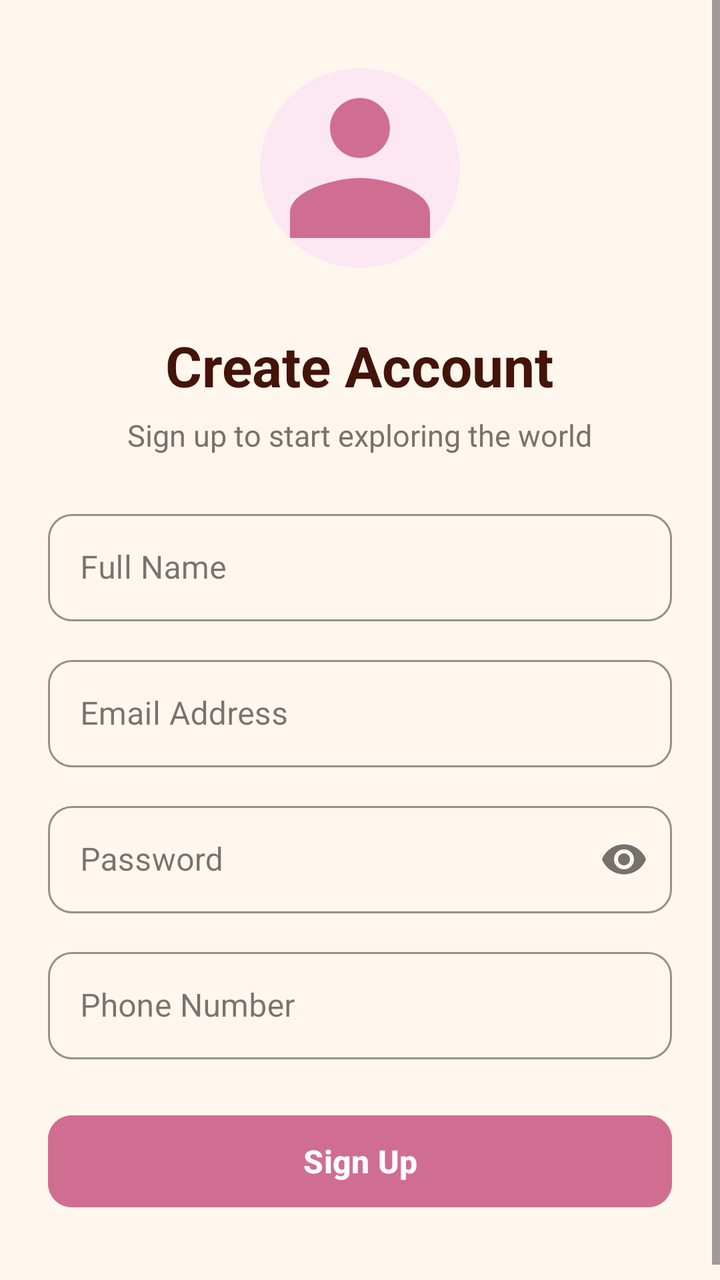
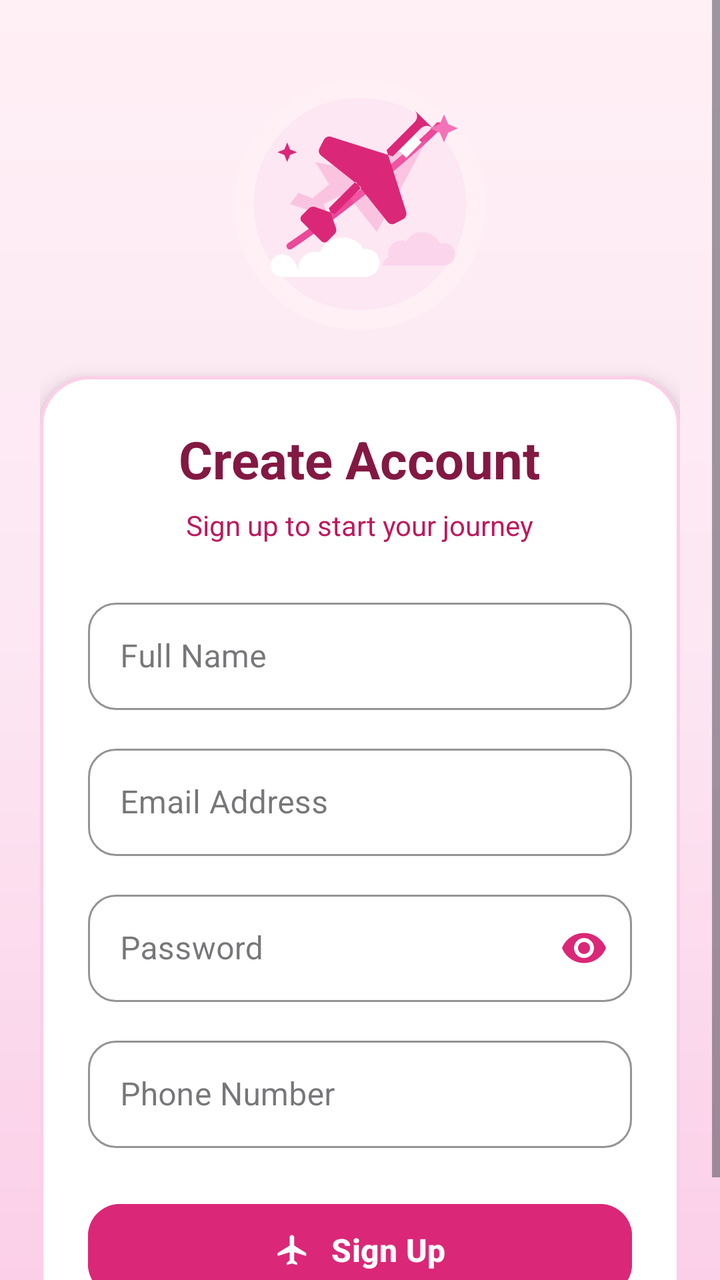

The first picture is an Android layout as it rendered before a commit; the second is the same layout after the commit. The layout source and the unified diff follow.
<!-- AndroidManifest.xml: application theme Theme.Applicationyareen -->
<!-- res/layout/activity_signup.xml -->
<?xml version="1.0" encoding="utf-8"?>
<ScrollView xmlns:android="http://schemas.android.com/apk/res/android"
    xmlns:app="http://schemas.android.com/apk/res-auto"
    xmlns:tools="http://schemas.android.com/tools"
    android:id="@+id/main"
    android:layout_width="match_parent"
    android:layout_height="match_parent"
    android:fillViewport="true"
    android:background="#FFF7ED"
    tools:context=".ViewPkg.SignUpActivity">

    <LinearLayout
        android:layout_width="match_parent"
        android:layout_height="wrap_content"
        android:gravity="center"
        android:orientation="vertical"
        android:padding="24dp">

        <ImageView
            android:id="@+id/imgLogo"
            android:layout_width="120dp"
            android:layout_height="120dp"
            android:layout_marginBottom="20dp"
            android:contentDescription="Profile Photo Illustration"
            android:src="@drawable/ic_profile_photo"
            android:scaleType="centerInside" />
        
        <TextView
            android:id="@+id/UserRegister"
            android:layout_width="wrap_content"
            android:layout_height="wrap_content"
            android:text="Create Account"
            android:textColor="#431407"
            android:textSize="28sp"
            android:textStyle="bold" />

        
        <TextView
            android:layout_width="wrap_content"
            android:layout_height="wrap_content"
            android:layout_marginTop="6dp"
            android:layout_marginBottom="24dp"
            android:text="Sign up to start exploring the world"
            android:textColor="#78716C"
            android:textSize="15sp" />

        
        <com.google.android.material.textfield.TextInputLayout
            style="@style/Widget.MaterialComponents.TextInputLayout.OutlinedBox"
            android:layout_width="match_parent"
            android:layout_height="wrap_content"
            android:layout_marginBottom="14dp"
            android:hint="Full Name"
            app:boxCornerRadiusBottomEnd="12dp"
            app:boxCornerRadiusBottomStart="12dp"
            app:boxCornerRadiusTopEnd="12dp"
            app:boxCornerRadiusTopStart="12dp"
            app:boxStrokeColor="#EA580C"
            app:hintTextColor="#EA580C">

            <com.google.android.material.textfield.TextInputEditText
                android:id="@+id/FullName"
                android:layout_width="match_parent"
                android:layout_height="wrap_content"
                android:inputType="textPersonName"
                android:padding="16dp" />
        </com.google.android.material.textfield.TextInputLayout>

        
        <com.google.android.material.textfield.TextInputLayout
            style="@style/Widget.MaterialComponents.TextInputLayout.OutlinedBox"
            android:layout_width="match_parent"
            android:layout_height="wrap_content"
            android:layout_marginBottom="14dp"
            android:hint="Email Address"
            app:boxCornerRadiusBottomEnd="12dp"
            app:boxCornerRadiusBottomStart="12dp"
            app:boxCornerRadiusTopEnd="12dp"
            app:boxCornerRadiusTopStart="12dp"
            app:boxStrokeColor="#EA580C"
            app:hintTextColor="#EA580C">

            <com.google.android.material.textfield.TextInputEditText
                android:id="@+id/Email"
                android:layout_width="match_parent"
                android:layout_height="wrap_content"
                android:inputType="textEmailAddress"
                android:padding="16dp" />
        </com.google.android.material.textfield.TextInputLayout>

        
        <com.google.android.material.textfield.TextInputLayout
            style="@style/Widget.MaterialComponents.TextInputLayout.OutlinedBox"
            android:layout_width="match_parent"
            android:layout_height="wrap_content"
            android:layout_marginBottom="14dp"
            android:hint="Password"
            app:boxCornerRadiusBottomEnd="12dp"
            app:boxCornerRadiusBottomStart="12dp"
            app:boxCornerRadiusTopEnd="12dp"
            app:boxCornerRadiusTopStart="12dp"
            app:boxStrokeColor="#EA580C"
            app:hintTextColor="#EA580C"
            app:passwordToggleEnabled="true">

            <com.google.android.material.textfield.TextInputEditText
                android:id="@+id/Password"
                android:layout_width="match_parent"
                android:layout_height="wrap_content"
                android:inputType="textPassword"
                android:padding="16dp" />
        </com.google.android.material.textfield.TextInputLayout>

        
        <com.google.android.material.textfield.TextInputLayout
            style="@style/Widget.MaterialComponents.TextInputLayout.OutlinedBox"
            android:layout_width="match_parent"
            android:layout_height="wrap_content"
            android:layout_marginBottom="24dp"
            android:hint="Phone Number"
            app:boxCornerRadiusBottomEnd="12dp"
            app:boxCornerRadiusBottomStart="12dp"
            app:boxCornerRadiusTopEnd="12dp"
            app:boxCornerRadiusTopStart="12dp"
            app:boxStrokeColor="#EA580C"
            app:hintTextColor="#EA580C">

            <com.google.android.material.textfield.TextInputEditText
                android:id="@+id/PhoneNumber"
                android:layout_width="match_parent"
                android:layout_height="wrap_content"
                android:inputType="phone"
                android:padding="16dp" />
        </com.google.android.material.textfield.TextInputLayout>

        
        <com.google.android.material.button.MaterialButton
            android:id="@+id/Register"
            android:layout_width="match_parent"
            android:layout_height="54dp"
            android:layout_marginBottom="16dp"
            android:backgroundTint="#D06E91"
            android:text="Sign Up"
            android:textColor="@android:color/white"
            android:textSize="16sp"
            android:textStyle="bold"
            app:cornerRadius="12dp" />

    </LinearLayout>
</ScrollView>
<!-- resources referenced by this layout -->
<resources>
  <!-- drawable ic_profile_photo (drawable) -->
  <vector xmlns:android="http://schemas.android.com/apk/res/android"
      android:width="120dp"
      android:height="120dp"
      android:viewportWidth="24"
      android:viewportHeight="24">
  
      
      <path
          android:fillColor="#FCE7F3"
          android:pathData="M12,12m-10,0a10,10 0 1,0 20,0a10,10 0 1,0 -20,0" />
  
      
      <path
          android:fillColor="#D06E91"
          android:pathData="M12,11c1.66,0 3,-1.34 3,-3s-1.34,-3 -3,-3 -3,1.34 -3,3 1.34,3 3,3zM12,13c-2.33,0 -7,1.17 -7,3.5V19h14v-2.5c0,-2.33 -4.67,-3.5 -7,-3.5z" />
  </vector>
  <style name="Theme.Applicationyareen" parent="Base.Theme.Applicationyareen" />
  <style name="Base.Theme.Applicationyareen" parent="Theme.Material3.DayNight.NoActionBar">
          
          
      </style>
</resources>

<!-- the commit's change to res/layout/activity_signup.xml (unified diff, before → after) -->
@@ -6,7 +6,7 @@
     android:layout_width="match_parent"
     android:layout_height="match_parent"
     android:fillViewport="true"
-    android:background="#FFF7ED"
+    android:background="@drawable/bg_pink_gradient"
     tools:context=".ViewPkg.SignUpActivity">
 
     <LinearLayout
@@ -14,137 +14,162 @@
         android:layout_height="wrap_content"
         android:gravity="center"
         android:orientation="vertical"
-        android:padding="24dp">
+        android:padding="20dp">
 
+        
         <ImageView
             android:id="@+id/imgLogo"
-            android:layout_width="120dp"
-            android:layout_height="120dp"
-            android:layout_marginBottom="20dp"
-            android:contentDescription="Profile Photo Illustration"
-            android:src="@drawable/ic_profile_photo"
+            android:layout_width="140dp"
+            android:layout_height="140dp"
+            android:layout_marginTop="12dp"
+            android:layout_marginBottom="16dp"
+            android:contentDescription="Pink Airplane Illustration"
+            android:src="@drawable/ic_pink_airplane_header"
             android:scaleType="centerInside" />
-        
-        <TextView
-            android:id="@+id/UserRegister"
-            android:layout_width="wrap_content"
-            android:layout_height="wrap_content"
-            android:text="Create Account"
-            android:textColor="#431407"
-            android:textSize="28sp"
-            android:textStyle="bold" />
 
         
-        <TextView
-            android:layout_width="wrap_content"
-            android:layout_height="wrap_content"
-            android:layout_marginTop="6dp"
-            android:layout_marginBottom="24dp"
-            android:text="Sign up to start exploring the world"
-            android:textColor="#78716C"
-            android:textSize="15sp" />
-
-        
-        <com.google.android.material.textfield.TextInputLayout
-            style="@style/Widget.MaterialComponents.TextInputLayout.OutlinedBox"
+        <LinearLayout
             android:layout_width="match_parent"
             android:layout_height="wrap_content"
-            android:layout_marginBottom="14dp"
-            android:hint="Full Name"
-            app:boxCornerRadiusBottomEnd="12dp"
-            app:boxCornerRadiusBottomStart="12dp"
-            app:boxCornerRadiusTopEnd="12dp"
-            app:boxCornerRadiusTopStart="12dp"
-            app:boxStrokeColor="#EA580C"
-            app:hintTextColor="#EA580C">
+            android:background="@drawable/bg_pink_card"
+            android:elevation="6dp"
+            android:orientation="vertical"
+            android:padding="24dp">
 
-            <com.google.android.material.textfield.TextInputEditText
-                android:id="@+id/FullName"
+            
+            <TextView
+                android:id="@+id/tvSignUp"
+                android:layout_width="wrap_content"
+                android:layout_height="wrap_content"
+                android:layout_gravity="center_horizontal"
+                android:text="Create Account"
+                android:textColor="#831843"
+                android:textSize="26sp"
+                android:textStyle="bold" />
+
+            
+            <TextView
+                android:id="@+id/tvSignUpSubtitle"
+                android:layout_width="wrap_content"
+                android:layout_height="wrap_content"
+                android:layout_gravity="center_horizontal"
+                android:layout_marginTop="6dp"
+                android:layout_marginBottom="24dp"
+                android:text="Sign up to start your journey"
+                android:textColor="#BE185D"
+                android:textSize="14sp" />
+
+            
+            <com.google.android.material.textfield.TextInputLayout
+                style="@style/Widget.MaterialComponents.TextInputLayout.OutlinedBox"
                 android:layout_width="match_parent"
                 android:layout_height="wrap_content"
-                android:inputType="textPersonName"
-                android:padding="16dp" />
-        </com.google.android.material.textfield.TextInputLayout>
+                android:layout_marginBottom="14dp"
+                android:hint="Full Name"
+                app:boxCornerRadiusBottomEnd="14dp"
+                app:boxCornerRadiusBottomStart="14dp"
+                app:boxCornerRadiusTopEnd="14dp"
+                app:boxCornerRadiusTopStart="14dp"
+                app:boxStrokeColor="#DB2777"
+                app:hintTextColor="#DB2777">
 
-        
-        <com.google.android.material.textfield.TextInputLayout
-            style="@style/Widget.MaterialComponents.TextInputLayout.OutlinedBox"
-            android:layout_width="match_parent"
-            android:layout_height="wrap_content"
-            android:layout_marginBottom="14dp"
-            android:hint="Email Address"
-            app:boxCornerRadiusBottomEnd="12dp"
-            app:boxCornerRadiusBottomStart="12dp"
-            app:boxCornerRadiusTopEnd="12dp"
-            app:boxCornerRadiusTopStart="12dp"
-            app:boxStrokeColor="#EA580C"
-            app:hintTextColor="#EA580C">
+                <com.google.android.material.textfield.TextInputEditText
+                    android:id="@+id/etFullName"
+                    android:layout_width="match_parent"
+                    android:layout_height="wrap_content"
+                    android:inputType="textPersonName"
+                    android:padding="16dp"
+                    android:textColor="#831843" />
+            </com.google.android.material.textfield.TextInputLayout>
 
-            <com.google.android.material.textfield.TextInputEditText
-                android:id="@+id/Email"
+            
+            <com.google.android.material.textfield.TextInputLayout
+                style="@style/Widget.MaterialComponents.TextInputLayout.OutlinedBox"
                 android:layout_width="match_parent"
                 android:layout_height="wrap_content"
-                android:inputType="textEmailAddress"
-                android:padding="16dp" />
-        </com.google.android.material.textfield.TextInputLayout>
+                android:layout_marginBottom="14dp"
+                android:hint="Email Address"
+                app:boxCornerRadiusBottomEnd="14dp"
+                app:boxCornerRadiusBottomStart="14dp"
+                app:boxCornerRadiusTopEnd="14dp"
+                app:boxCornerRadiusTopStart="14dp"
+                app:boxStrokeColor="#DB2777"
+                app:hintTextColor="#DB2777">
 
-        
-        <com.google.android.material.textfield.TextInputLayout
-            style="@style/Widget.MaterialComponents.TextInputLayout.OutlinedBox"
-            android:layout_width="match_parent"
-            android:layout_height="wrap_content"
-            android:layout_marginBottom="14dp"
-            android:hint="Password"
-            app:boxCornerRadiusBottomEnd="12dp"
-            app:boxCornerRadiusBottomStart="12dp"
-            app:boxCornerRadiusTopEnd="12dp"
-            app:boxCornerRadiusTopStart="12dp"
-            app:boxStrokeColor="#EA580C"
-            app:hintTextColor="#EA580C"
-            app:passwordToggleEnabled="true">
+                <com.google.android.material.textfield.TextInputEditText
+                    android:id="@+id/etEmail"
+                    android:layout_width="match_parent"
+                    android:layout_height="wrap_content"
+                    android:inputType="textEmailAddress"
+                    android:padding="16dp"
+                    android:textColor="#831843" />
+            </com.google.android.material.textfield.TextInputLayout>
 
-            <com.google.android.material.textfield.TextInputEditText
-                android:id="@+id/Password"
+            
+            <com.google.android.material.textfield.TextInputLayout
+                style="@style/Widget.MaterialComponents.TextInputLayout.OutlinedBox"
                 android:layout_width="match_parent"
                 android:layout_height="wrap_content"
-                android:inputType="textPassword"
-                android:padding="16dp" />
-        </com.google.android.material.textfield.TextInputLayout>
+                android:layout_marginBottom="14dp"
+                android:hint="Password"
+                app:boxCornerRadiusBottomEnd="14dp"
+                app:boxCornerRadiusBottomStart="14dp"
+                app:boxCornerRadiusTopEnd="14dp"
+                app:boxCornerRadiusTopStart="14dp"
+                app:boxStrokeColor="#DB2777"
+                app:hintTextColor="#DB2777"
+                app:passwordToggleEnabled="true"
+                app:passwordToggleTint="#DB2777">
 
-        
-        <com.google.android.material.textfield.TextInputLayout
-            style="@style/Widget.MaterialComponents.TextInputLayout.OutlinedBox"
-            android:layout_width="match_parent"
-            android:layout_height="wrap_content"
-            android:layout_marginBottom="24dp"
-            android:hint="Phone Number"
-            app:boxCornerRadiusBottomEnd="12dp"
-            app:boxCornerRadiusBottomStart="12dp"
-            app:boxCornerRadiusTopEnd="12dp"
-            app:boxCornerRadiusTopStart="12dp"
-            app:boxStrokeColor="#EA580C"
-            app:hintTextColor="#EA580C">
+                <com.google.android.material.textfield.TextInputEditText
+                    android:id="@+id/etPassword"
+                    android:layout_width="match_parent"
+                    android:layout_height="wrap_content"
+                    android:inputType="textPassword"
+                    android:padding="16dp"
+                    android:textColor="#831843" />
+            </com.google.android.material.textfield.TextInputLayout>
 
-            <com.google.android.material.textfield.TextInputEditText
-                android:id="@+id/PhoneNumber"
+            
+            <com.google.android.material.textfield.TextInputLayout
+                style="@style/Widget.MaterialComponents.TextInputLayout.OutlinedBox"
                 android:layout_width="match_parent"
                 android:layout_height="wrap_content"
-                android:inputType="phone"
-                android:padding="16dp" />
-        </com.google.android.material.textfield.TextInputLayout>
+                android:layout_marginBottom="24dp"
+                android:hint="Phone Number"
+                app:boxCornerRadiusBottomEnd="14dp"
+                app:boxCornerRadiusBottomStart="14dp"
+                app:boxCornerRadiusTopEnd="14dp"
+                app:boxCornerRadiusTopStart="14dp"
+                app:boxStrokeColor="#DB2777"
+                app:hintTextColor="#DB2777">
 
-        
-        <com.google.android.material.button.MaterialButton
-            android:id="@+id/Register"
-            android:layout_width="match_parent"
-            android:layout_height="54dp"
-            android:layout_marginBottom="16dp"
-            android:backgroundTint="#D06E91"
-            android:text="Sign Up"
-            android:textColor="@android:color/white"
-            android:textSize="16sp"
-            android:textStyle="bold"
-            app:cornerRadius="12dp" />
+                <com.google.android.material.textfield.TextInputEditText
+                    android:id="@+id/etPhoneNumber"
+                    android:layout_width="match_parent"
+                    android:layout_height="wrap_content"
+                    android:inputType="phone"
+                    android:padding="16dp"
+                    android:textColor="#831843" />
+            </com.google.android.material.textfield.TextInputLayout>
+
+            
+            <com.google.android.material.button.MaterialButton
+                android:id="@+id/btnRegister"
+                android:layout_width="match_parent"
+                android:layout_height="54dp"
+                android:backgroundTint="#DB2777"
+                android:text="Sign Up"
+                android:textColor="@android:color/white"
+                android:textSize="16sp"
+                android:textStyle="bold"
+                app:cornerRadius="16dp"
+                app:icon="@drawable/ic_airplane_white"
+                app:iconGravity="textStart"
+                app:iconPadding="10dp"
+                app:iconTint="@android:color/white" />
+
+        </LinearLayout>
 
     </LinearLayout>
 </ScrollView>
<!-- resource entries referenced after the edit -->
@@ -1,22 +1,37 @@
 <!-- resources referenced by this layout -->
 <resources>
-  <!-- drawable ic_profile_photo (drawable) -->
+  <!-- drawable bg_pink_card (drawable) -->
+  <?xml version="1.0" encoding="utf-8"?>
+  <shape xmlns:android="http://schemas.android.com/apk/res/android"
+      android:shape="rectangle">
+      <solid android:color="#FFFFFFFF" />
+      <corners android:radius="24dp" />
+      <stroke
+          android:width="1.5dp"
+          android:color="#FBCFE8" />
+  </shape>
+  <!-- drawable bg_pink_gradient (drawable) -->
+  <?xml version="1.0" encoding="utf-8"?>
+  <shape xmlns:android="http://schemas.android.com/apk/res/android"
+      android:shape="rectangle">
+      <gradient
+          android:angle="270"
+          android:startColor="#FFF0F5"
+          android:centerColor="#FCE7F3"
+          android:endColor="#FBCFE8" />
+  </shape>
+  <!-- drawable ic_airplane_white (drawable) -->
   <vector xmlns:android="http://schemas.android.com/apk/res/android"
-      android:width="120dp"
-      android:height="120dp"
+      android:width="24dp"
+      android:height="24dp"
       android:viewportWidth="24"
       android:viewportHeight="24">
   
-      
       <path
-          android:fillColor="#FCE7F3"
-          android:pathData="M12,12m-10,0a10,10 0 1,0 20,0a10,10 0 1,0 -20,0" />
-  
-      
-      <path
-          android:fillColor="#D06E91"
-          android:pathData="M12,11c1.66,0 3,-1.34 3,-3s-1.34,-3 -3,-3 -3,1.34 -3,3 1.34,3 3,3zM12,13c-2.33,0 -7,1.17 -7,3.5V19h14v-2.5c0,-2.33 -4.67,-3.5 -7,-3.5z" />
+          android:fillColor="#FFFFFFFF"
+          android:pathData="M21,16v-2l-8,-5V3.5C13,2.67 12.33,2 11.5,2S10,2.67 10,3.5V9l-8,5v2l8,-2.5V19l-2,1.5V22l3.5,-1 3.5,1v-1.5L13,19v-5.5l8,2.5z" />
   </vector>
+  <!-- drawable ic_pink_airplane_header: vector/xml drawable (drawable, 2388 chars, omitted) -->
   <style name="Theme.Applicationyareen" parent="Base.Theme.Applicationyareen" />
   <style name="Base.Theme.Applicationyareen" parent="Theme.Material3.DayNight.NoActionBar">
           
